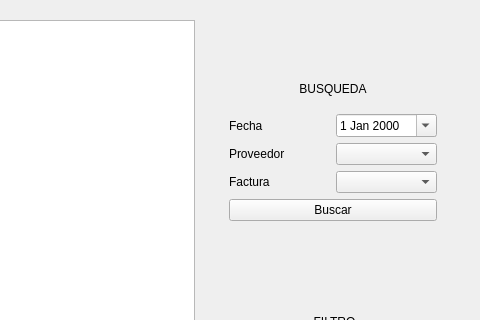
First picture: the form in Proyecto/Modulo_Venta/Ventas.ui, repository PaulaCanales/Proyecto_Ventas, before the edit; both pictures show x 246 to 726 and y 0 to 320 of the 726 by 579 pixel window.
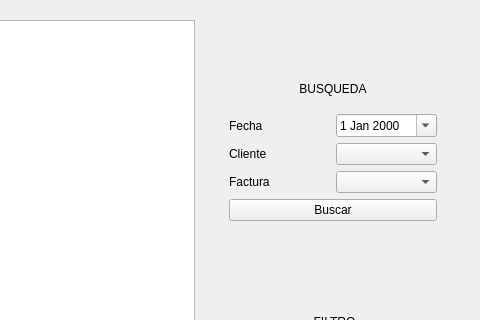
Second picture: the form after the edit.

```diff
--- a/Proyecto/Modulo_Venta/Ventas.ui
+++ b/Proyecto/Modulo_Venta/Ventas.ui
@@ -53,7 +53,7 @@
     <item row="2" column="0">
      <widget class="QLabel" name="label_2">
       <property name="text">
-       <string>Proveedor</string>
+       <string>Cliente</string>
       </property>
      </widget>
     </item>
```
